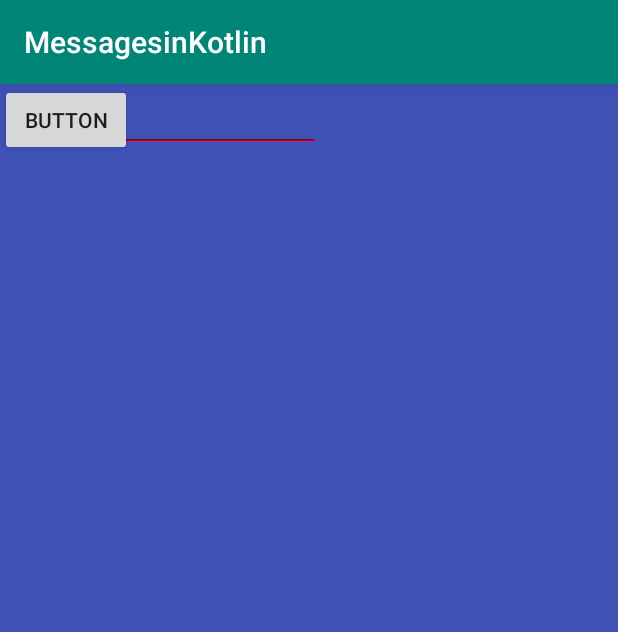
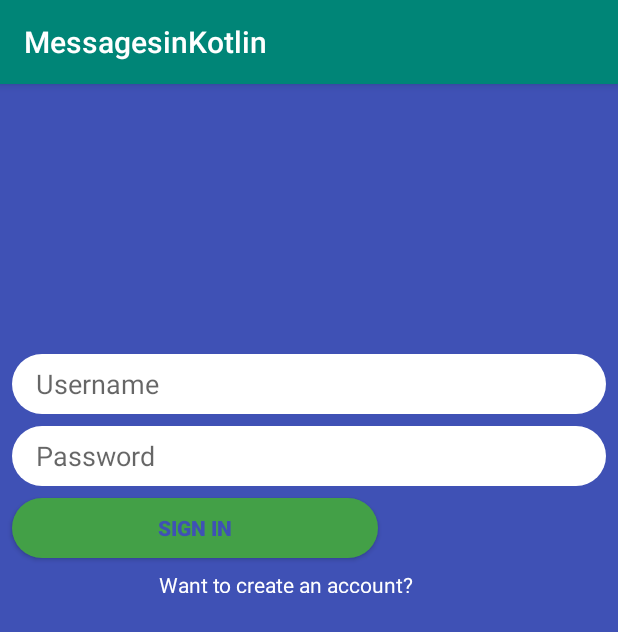
Before and after one commit to LFDanFar/Messaging-Please, an Android app: the LoginActivity screen opened directly, with no data from a screen before it, on a phone screen of 412 x 824 dp. Shown: the top 632 px of the screen. Run offline under Robolectric (Android 15) with nearby library versions, the phone set to English and light mode, and no system bars; our stand-ins replace Firebase (no records; nobody signed in at launch, a user with empty details on screens opened directly).

Commit message:
Rounded boxes, connected to firebase
Wooo

```diff
--- /dev/null
+++ b/app/src/main/res/drawable/rounded_buttons.xml
@@ -0,0 +1,7 @@
+<?xml version="1.0" encoding="utf-8"?>
+<shape xmlns:android="http://schemas.android.com/apk/res/android">
+
+    <solid android:color="#43A047"/>
+    <corners android:radius="20dp"/>
+
+</shape>
--- /dev/null
+++ b/app/src/main/res/drawable/rounded_text.xml
@@ -0,0 +1,7 @@
+<?xml version="1.0" encoding="utf-8"?>
+<shape xmlns:android="http://schemas.android.com/apk/res/android">
+
+    <solid android:color="@android:color/white"/>
+    <corners android:radius="20dp"/>
+
+</shape>
--- a/app/src/main/res/layout/activity_login.xml
+++ b/app/src/main/res/layout/activity_login.xml
@@ -1,25 +1,50 @@
 <?xml version="1.0" encoding="utf-8"?>
 <android.support.constraint.ConstraintLayout xmlns:android="http://schemas.android.com/apk/res/android"
+                                             xmlns:app="http://schemas.android.com/apk/res-auto"
                                              xmlns:tools="http://schemas.android.com/tools"
                                              android:layout_width="match_parent"
                                              android:layout_height="match_parent" android:background="#3F51B5">
     <EditText
-            android:layout_width="wrap_content"
-            android:layout_height="wrap_content"
+            android:layout_width="0dp"
+            android:layout_height="40dp"
             android:inputType="textPersonName"
-            android:text="Name"
             android:ems="10"
-            tools:layout_editor_absoluteY="201dp" tools:layout_editor_absoluteX="50dp"/>
+            android:paddingLeft="16dp"
+            android:hint="Username"
+            android:background="@drawable/rounded_text"
+            android:id="@+id/accountLoginUsername" android:layout_marginStart="8dp"
+            app:layout_constraintStart_toStartOf="parent" android:layout_marginEnd="8dp"
+            app:layout_constraintEnd_toEndOf="parent" android:layout_marginTop="180dp"
+            app:layout_constraintTop_toTopOf="parent"/>
     <EditText
-            android:layout_width="wrap_content"
-            android:layout_height="wrap_content"
+            android:layout_width="0dp"
+            android:layout_height="40dp"
             android:inputType="textPersonName"
-            android:text="Name"
             android:ems="10"
-            tools:layout_editor_absoluteY="293dp" tools:layout_editor_absoluteX="50dp" android:id="@+id/editText2"/>
+            android:paddingLeft="16dp"
+            android:id="@+id/accountLoginPassword"
+            android:hint="Password" android:layout_marginTop="8dp"
+            app:layout_constraintTop_toBottomOf="@+id/accountLoginUsername"
+            app:layout_constraintStart_toStartOf="@+id/accountLoginUsername"
+            app:layout_constraintEnd_toEndOf="@+id/accountLoginUsername"
+            android:background="@drawable/rounded_text"
+    />
     <Button
-            android:text="Button"
-            android:layout_width="wrap_content"
-            android:layout_height="wrap_content" tools:layout_editor_absoluteY="374dp"
-            tools:layout_editor_absoluteX="50dp" android:id="@+id/button"/>
+            android:text="Sign in"
+            android:layout_width="244dp"
+            android:layout_height="40dp"
+            android:id="@+id/signInButton" android:layout_marginTop="8dp"
+            app:layout_constraintTop_toBottomOf="@+id/accountLoginPassword"
+            app:layout_constraintStart_toStartOf="@+id/accountLoginPassword"
+            android:background="@drawable/rounded_buttons"
+            android:textStyle="bold"
+            android:textColor="#3F51B5"
+    />
+    <TextView
+            android:text="Want to create an account?"
+            android:layout_width="200dp"
+            android:layout_height="15dp"
+            android:id="@+id/accountExistsTextView" app:layout_constraintStart_toStartOf="@+id/accountLoginPassword"
+            app:layout_constraintEnd_toEndOf="@+id/accountLoginPassword" android:layout_marginTop="8dp"
+            app:layout_constraintTop_toBottomOf="@+id/signInButton" android:textColor="#FFFFFF"/>
 </android.support.constraint.ConstraintLayout>
--- a/build.gradle
+++ b/build.gradle
@@ -12,6 +12,7 @@ buildscript {
         classpath "org.jetbrains.kotlin:kotlin-gradle-plugin:$kotlin_version"
         // NOTE: Do not place your application dependencies here; they belong
         // in the individual module build.gradle files
+        classpath 'com.google.gms:google-services:4.2.0'    //Firebase
     }
 }
 
```
Also changed, not shown: app/build.gradle (+6 -1 lines), app/src/main/java/com/example/messagesinkotlin/LoginActivity.kt (+25 -0 lines), app/src/main/java/com/example/messagesinkotlin/MainActivity.kt (+34 -10 lines), app/src/main/res/layout/activity_main.xml (+14 -7 lines), 1 other file.
